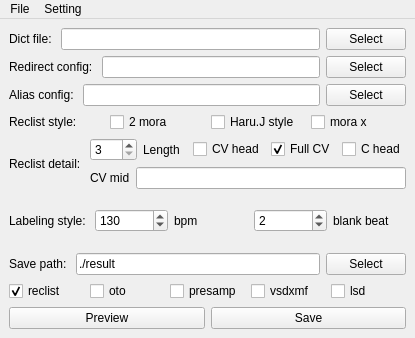
Old version of the form ui_files/main_window.ui in the repository RibosomeK/new_cvvc_generator.
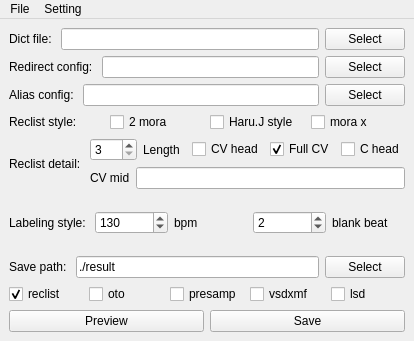
New version of the form.

What changed in the file:
```diff
--- a/ui_files/main_window.ui
+++ b/ui_files/main_window.ui
@@ -6,8 +6,8 @@
    <rect>
     <x>0</x>
     <y>0</y>
-    <width>415</width>
-    <height>338</height>
+    <width>414</width>
+    <height>341</height>
    </rect>
   </property>
   <property name="sizePolicy">
@@ -472,7 +472,7 @@
     <rect>
      <x>0</x>
      <y>0</y>
-     <width>415</width>
+     <width>414</width>
      <height>22</height>
     </rect>
    </property>
```
Left out of the diff: 15 changed lines with no effect on the pictures.
